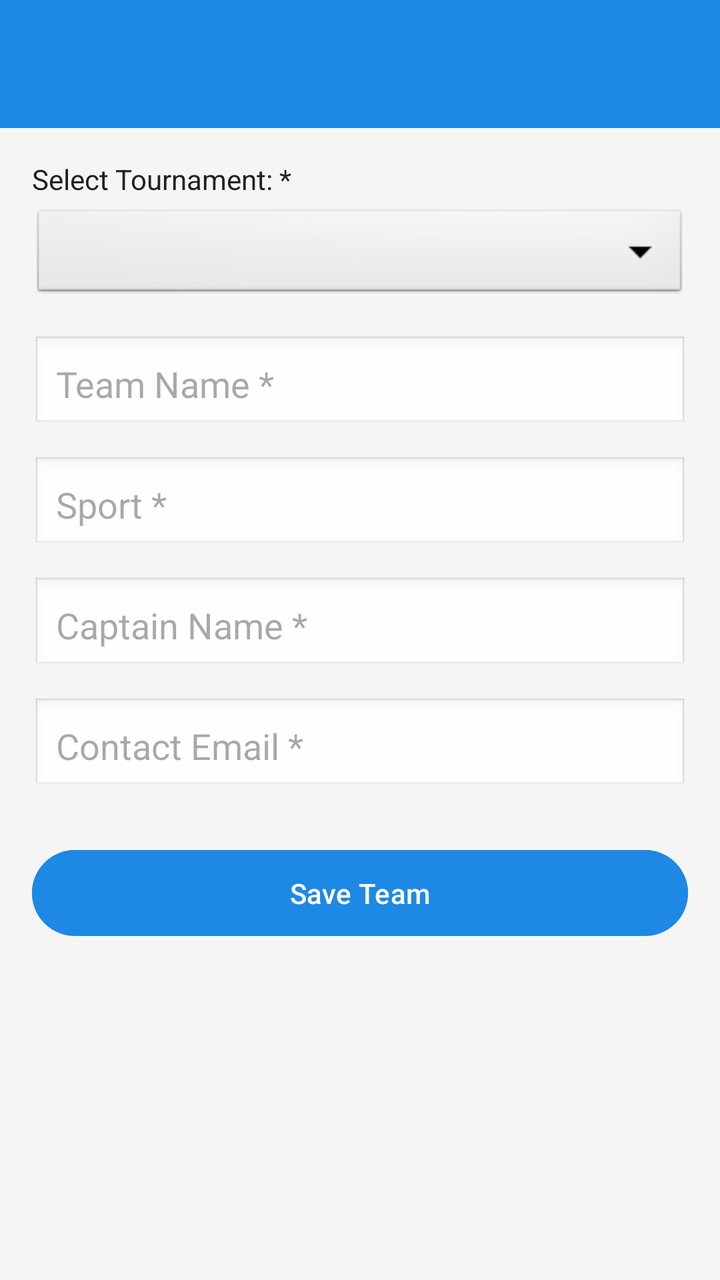
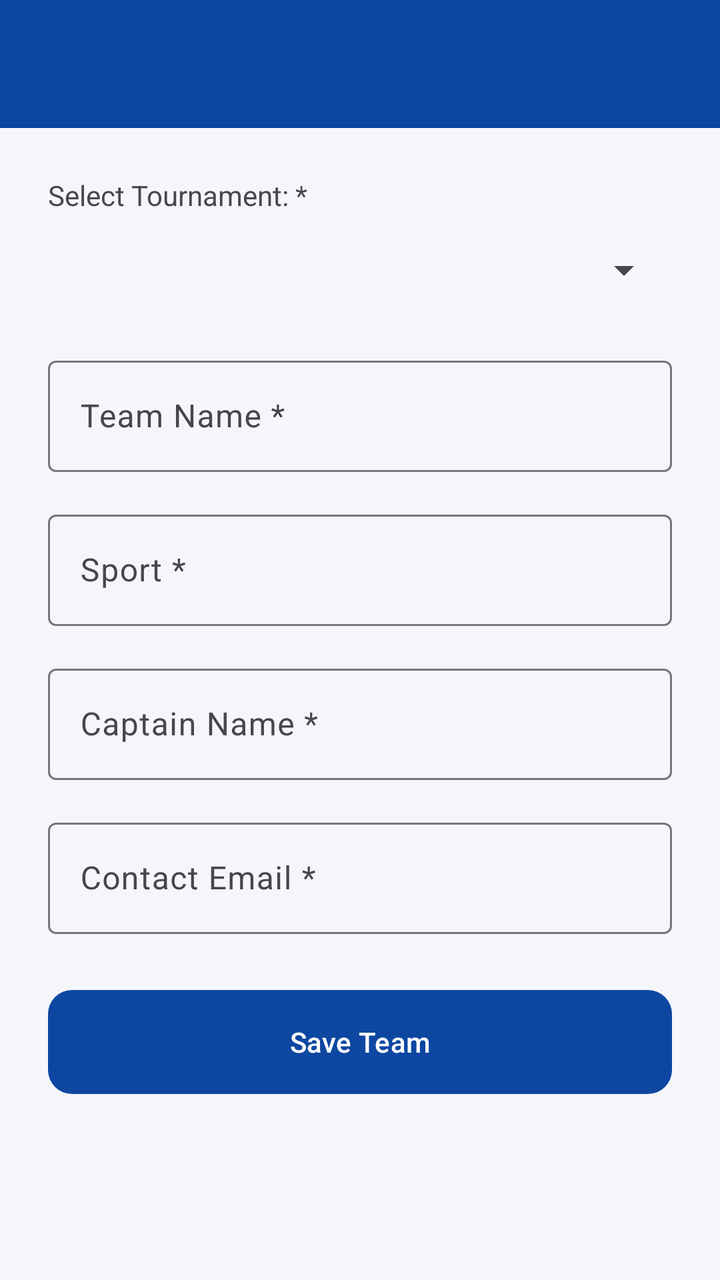

Compare the two renders of this Android layout. The source of the first and the diff that turns it into the second are given below.
<!-- AndroidManifest.xml: application theme Theme.SPORTSHUB -->
<!-- res/layout/activity_team_form.xml -->
<?xml version="1.0" encoding="utf-8"?>
<LinearLayout xmlns:android="http://schemas.android.com/apk/res/android"
    xmlns:app="http://schemas.android.com/apk/res-auto"
    android:layout_width="match_parent"
    android:layout_height="match_parent"
    android:orientation="vertical"
    android:background="@color/background">

    <androidx.appcompat.widget.Toolbar
        android:id="@+id/toolbarTeamForm"
        android:layout_width="match_parent"
        android:layout_height="?attr/actionBarSize"
        android:background="@color/primary"
        android:theme="@style/ThemeOverlay.AppCompat.Dark.ActionBar"
        app:popupTheme="@style/ThemeOverlay.AppCompat.Light"
        app:titleTextColor="@color/white" />

    <ScrollView
        android:layout_width="match_parent"
        android:layout_height="match_parent">

        <LinearLayout
            android:layout_width="match_parent"
            android:layout_height="wrap_content"
            android:orientation="vertical"
            android:padding="16dp">

            <TextView
                android:layout_width="match_parent"
                android:layout_height="wrap_content"
                android:text="Select Tournament: *"
                android:textColor="@color/text_primary"
                android:layout_marginBottom="4dp"/>

            <Spinner
                android:id="@+id/spnTournaments"
                android:layout_width="match_parent"
                android:layout_height="wrap_content"
                android:background="@android:drawable/btn_dropdown"
                android:layout_marginBottom="16dp"/>

            <EditText
                android:id="@+id/etTeamName"
                android:layout_width="match_parent"
                android:layout_height="wrap_content"
                android:hint="Team Name *"
                android:background="@android:drawable/edit_text"
                android:padding="12dp"
                android:layout_marginBottom="12dp" />

            <EditText
                android:id="@+id/etTeamSport"
                android:layout_width="match_parent"
                android:layout_height="wrap_content"
                android:hint="Sport *"
                android:background="@android:drawable/edit_text"
                android:padding="12dp"
                android:layout_marginBottom="12dp" />

            <EditText
                android:id="@+id/etTeamCaptain"
                android:layout_width="match_parent"
                android:layout_height="wrap_content"
                android:hint="Captain Name *"
                android:background="@android:drawable/edit_text"
                android:padding="12dp"
                android:layout_marginBottom="12dp" />

            <EditText
                android:id="@+id/etTeamEmail"
                android:layout_width="match_parent"
                android:layout_height="wrap_content"
                android:hint="Contact Email *"
                android:inputType="textEmailAddress"
                android:background="@android:drawable/edit_text"
                android:padding="12dp"
                android:layout_marginBottom="24dp" />

            <Button
                android:id="@+id/btnSaveTeam"
                android:layout_width="match_parent"
                android:layout_height="wrap_content"
                android:text="Save Team"
                android:backgroundTint="@color/primary"
                android:textColor="@color/white"
                android:padding="12dp"
                android:layout_marginBottom="12dp"/>

            <Button
                android:id="@+id/btnDeleteTeam"
                android:layout_width="match_parent"
                android:layout_height="wrap_content"
                android:text="Delete Team"
                android:backgroundTint="@android:color/holo_red_dark"
                android:textColor="@color/white"
                android:padding="12dp"
                android:visibility="gone"/>

        </LinearLayout>
    </ScrollView>
</LinearLayout>
<!-- resources referenced by this layout -->
<resources>
  <color name="background">#F5F5F5</color>
  <color name="primary">#1E88E5</color>
  <color name="text_primary">#212121</color>
  <color name="white">#FFFFFFFF</color>
  <style name="Theme.SPORTSHUB" parent="Base.Theme.SPORTSHUB" />
  <style name="Base.Theme.SPORTSHUB" parent="Theme.Material3.DayNight.NoActionBar">
          
          
      </style>
</resources>

<!-- the commit's change to res/layout/activity_team_form.xml (unified diff, before → after) -->
@@ -4,98 +4,116 @@
     android:layout_width="match_parent"
     android:layout_height="match_parent"
     android:orientation="vertical"
-    android:background="@color/background">
+    android:background="?android:attr/colorBackground">
 
     <androidx.appcompat.widget.Toolbar
         android:id="@+id/toolbarTeamForm"
         android:layout_width="match_parent"
         android:layout_height="?attr/actionBarSize"
-        android:background="@color/primary"
+        android:background="?attr/colorPrimary"
         android:theme="@style/ThemeOverlay.AppCompat.Dark.ActionBar"
         app:popupTheme="@style/ThemeOverlay.AppCompat.Light"
-        app:titleTextColor="@color/white" />
+        app:titleTextColor="?attr/colorOnPrimary" />
 
-    <ScrollView
+    <androidx.core.widget.NestedScrollView
         android:layout_width="match_parent"
-        android:layout_height="match_parent">
+        android:layout_height="match_parent"
+        android:fillViewport="true">
 
         <LinearLayout
             android:layout_width="match_parent"
             android:layout_height="wrap_content"
             android:orientation="vertical"
-            android:padding="16dp">
+            android:padding="24dp">
 
             <TextView
                 android:layout_width="match_parent"
                 android:layout_height="wrap_content"
                 android:text="Select Tournament: *"
-                android:textColor="@color/text_primary"
+                android:textColor="?android:attr/textColorSecondary"
                 android:layout_marginBottom="4dp"/>
 
             <Spinner
                 android:id="@+id/spnTournaments"
                 android:layout_width="match_parent"
-                android:layout_height="wrap_content"
-                android:background="@android:drawable/btn_dropdown"
+                android:layout_height="48dp"
                 android:layout_marginBottom="16dp"/>
 
-            <EditText
-                android:id="@+id/etTeamName"
+            <com.google.android.material.textfield.TextInputLayout
+                android:id="@+id/tilTeamName"
+                style="@style/Widget.Material3.TextInputLayout.OutlinedBox"
                 android:layout_width="match_parent"
                 android:layout_height="wrap_content"
                 android:hint="Team Name *"
-                android:background="@android:drawable/edit_text"
-                android:padding="12dp"
-                android:layout_marginBottom="12dp" />
+                android:layout_marginBottom="16dp">
+                <com.google.android.material.textfield.TextInputEditText
+                    android:id="@+id/etTeamName"
+                    android:layout_width="match_parent"
+                    android:layout_height="wrap_content"
+                    android:inputType="textPersonName" />
+            </com.google.android.material.textfield.TextInputLayout>
 
-            <EditText
-                android:id="@+id/etTeamSport"
+            <com.google.android.material.textfield.TextInputLayout
+                android:id="@+id/tilTeamSport"
+                style="@style/Widget.Material3.TextInputLayout.OutlinedBox"
                 android:layout_width="match_parent"
                 android:layout_height="wrap_content"
                 android:hint="Sport *"
-                android:background="@android:drawable/edit_text"
-                android:padding="12dp"
-                android:layout_marginBottom="12dp" />
+                android:layout_marginBottom="16dp">
+                <com.google.android.material.textfield.TextInputEditText
+                    android:id="@+id/etTeamSport"
+                    android:layout_width="match_parent"
+                    android:layout_height="wrap_content"
+                    android:inputType="text" />
+            </com.google.android.material.textfield.TextInputLayout>
 
-            <EditText
-                android:id="@+id/etTeamCaptain"
+            <com.google.android.material.textfield.TextInputLayout
+                android:id="@+id/tilTeamCaptain"
+                style="@style/Widget.Material3.TextInputLayout.OutlinedBox"
                 android:layout_width="match_parent"
                 android:layout_height="wrap_content"
                 android:hint="Captain Name *"
-                android:background="@android:drawable/edit_text"
-                android:padding="12dp"
-                android:layout_marginBottom="12dp" />
+                android:layout_marginBottom="16dp">
+                <com.google.android.material.textfield.TextInputEditText
+                    android:id="@+id/etTeamCaptain"
+                    android:layout_width="match_parent"
+                    android:layout_height="wrap_content"
+                    android:inputType="textPersonName" />
+            </com.google.android.material.textfield.TextInputLayout>
 
-            <EditText
-                android:id="@+id/etTeamEmail"
+            <com.google.android.material.textfield.TextInputLayout
+                android:id="@+id/tilTeamEmail"
+                style="@style/Widget.Material3.TextInputLayout.OutlinedBox"
                 android:layout_width="match_parent"
                 android:layout_height="wrap_content"
                 android:hint="Contact Email *"
-                android:inputType="textEmailAddress"
-                android:background="@android:drawable/edit_text"
-                android:padding="12dp"
-                android:layout_marginBottom="24dp" />
+                android:layout_marginBottom="24dp">
+                <com.google.android.material.textfield.TextInputEditText
+                    android:id="@+id/etTeamEmail"
+                    android:layout_width="match_parent"
+                    android:layout_height="wrap_content"
+                    android:inputType="textEmailAddress" />
+            </com.google.android.material.textfield.TextInputLayout>
 
-            <Button
+            <com.google.android.material.button.MaterialButton
                 android:id="@+id/btnSaveTeam"
                 android:layout_width="match_parent"
-                android:layout_height="wrap_content"
+                android:layout_height="60dp"
                 android:text="Save Team"
-                android:backgroundTint="@color/primary"
-                android:textColor="@color/white"
-                android:padding="12dp"
+                app:cornerRadius="@dimen/card_radius"
                 android:layout_marginBottom="12dp"/>
 
-            <Button
+            <com.google.android.material.button.MaterialButton
                 android:id="@+id/btnDeleteTeam"
+                style="@style/Widget.Material3.Button.OutlinedButton"
                 android:layout_width="match_parent"
-                android:layout_height="wrap_content"
+                android:layout_height="60dp"
                 android:text="Delete Team"
-                android:backgroundTint="@android:color/holo_red_dark"
-                android:textColor="@color/white"
-                android:padding="12dp"
+                android:textColor="?attr/colorError"
+                app:strokeColor="?attr/colorError"
+                app:cornerRadius="@dimen/card_radius"
                 android:visibility="gone"/>
 
         </LinearLayout>
-    </ScrollView>
+    </androidx.core.widget.NestedScrollView>
 </LinearLayout>
<!-- resource entries referenced after the edit -->
@@ -1,13 +1,22 @@
 <!-- resources referenced by this layout -->
 <resources>
-  <color name="background">#F5F5F5</color>
-  <color name="primary">#1E88E5</color>
-  <color name="text_primary">#212121</color>
-  <color name="white">#FFFFFFFF</color>
+  <dimen name="card_radius">12dp</dimen>
+  <color name="background">#F5F6FA</color>
+  <color name="surface">#FFFFFF</color>
+  <color name="primary">#0D47A1</color>
+  <color name="text_on_primary">#FFFFFF</color>
+  <color name="primary_dark">#002171</color>
+  <color name="secondary">#FF8F00</color>
+  <color name="error">#B00020</color>
   <style name="Theme.SPORTSHUB" parent="Base.Theme.SPORTSHUB" />
   <style name="Base.Theme.SPORTSHUB" parent="Theme.Material3.DayNight.NoActionBar">
-          
-          
+          <item name="colorPrimary">@color/primary</item>
+          <item name="colorOnPrimary">@color/text_on_primary</item>
+          <item name="colorPrimaryDark">@color/primary_dark</item>
+          <item name="colorSecondary">@color/secondary</item>
+          <item name="colorError">@color/error</item>
+          <item name="android:colorBackground">@color/background</item>
+          <item name="colorSurface">@color/surface</item>
       </style>
 </resources>
 
